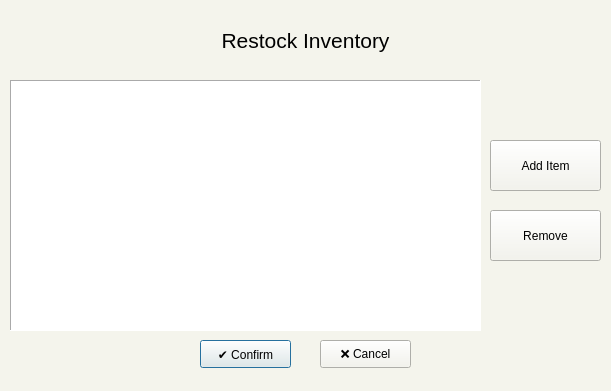
This is restock.ui in ongchangco/Economystique2 as Qt 5 draws it before an edit. The edited form follows.
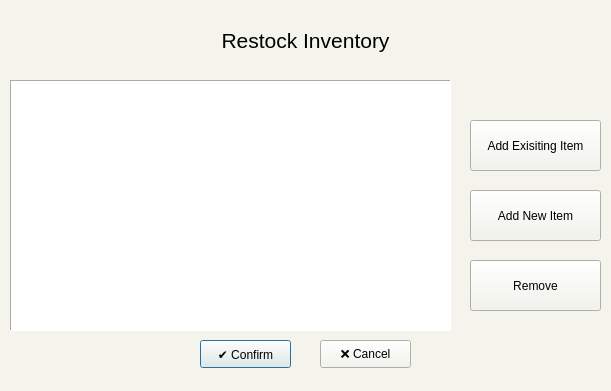
This is the edited form. Icons and pictures are not drawn.

Commit message: Restock Diferentiated adding Exisiting vs New Items TBC Add Exisiting Item Function

The edit to the form file:
```diff
--- a/restock.ui
+++ b/restock.ui
@@ -70,9 +70,9 @@
   <widget class="QPushButton" name="btnRemove">
    <property name="geometry">
     <rect>
-     <x>490</x>
-     <y>210</y>
-     <width>111</width>
+     <x>470</x>
+     <y>260</y>
+     <width>131</width>
      <height>51</height>
     </rect>
    </property>
@@ -84,17 +84,17 @@
      <normaloff>img/deleteIcon.png</normaloff>img/deleteIcon.png</iconset>
    </property>
   </widget>
-  <widget class="QPushButton" name="btnAdd">
+  <widget class="QPushButton" name="btnAddNew">
    <property name="geometry">
     <rect>
-     <x>490</x>
-     <y>140</y>
-     <width>111</width>
+     <x>470</x>
+     <y>190</y>
+     <width>131</width>
      <height>51</height>
     </rect>
    </property>
    <property name="text">
-    <string>Add Item</string>
+    <string>Add New Item</string>
    </property>
    <property name="icon">
     <iconset>
@@ -106,7 +106,7 @@
     <rect>
      <x>10</x>
      <y>80</y>
-     <width>471</width>
+     <width>441</width>
      <height>251</height>
     </rect>
    </property>
@@ -129,6 +129,23 @@
     <enum>QFrame::Panel</enum>
    </property>
   </widget>
+  <widget class="QPushButton" name="btnAdd">
+   <property name="geometry">
+    <rect>
+     <x>470</x>
+     <y>120</y>
+     <width>131</width>
+     <height>51</height>
+    </rect>
+   </property>
+   <property name="text">
+    <string>Add Exisiting Item</string>
+   </property>
+   <property name="icon">
+    <iconset>
+     <normaloff>img/addIcon.png</normaloff>img/addIcon.png</iconset>
+   </property>
+  </widget>
  </widget>
  <resources/>
  <connections/>
```
The commit also changes 8 other files.
